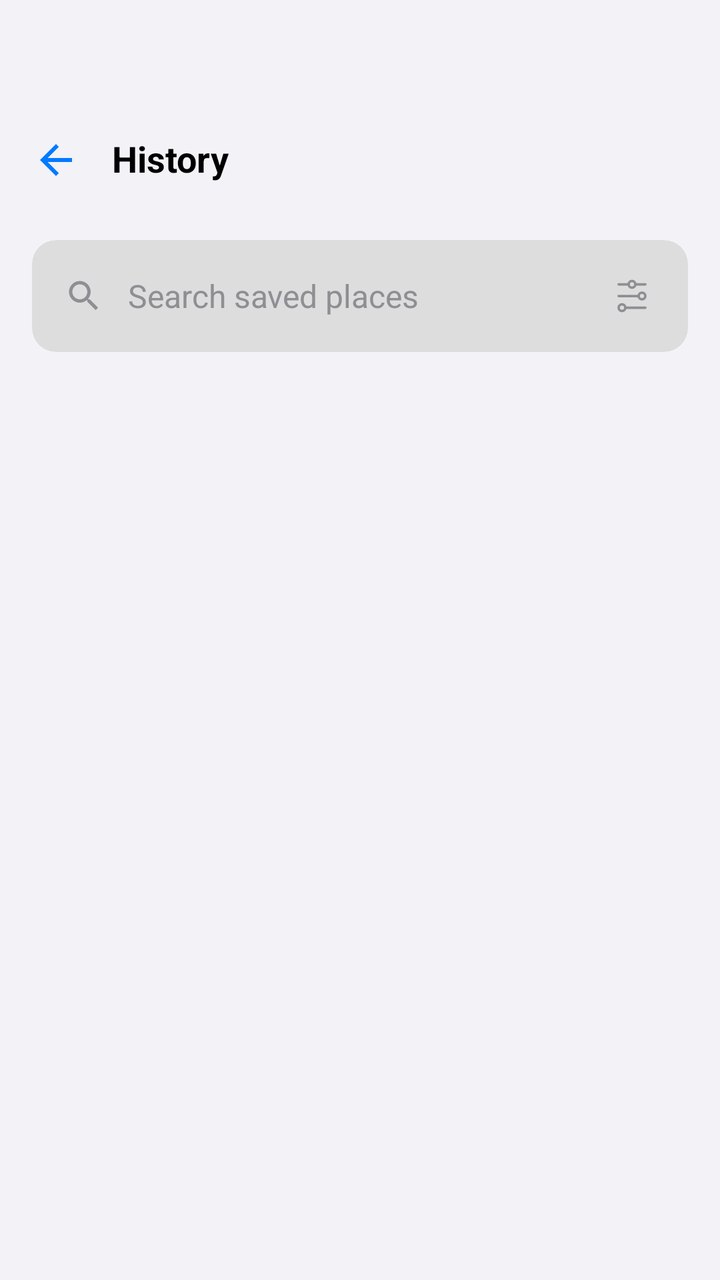
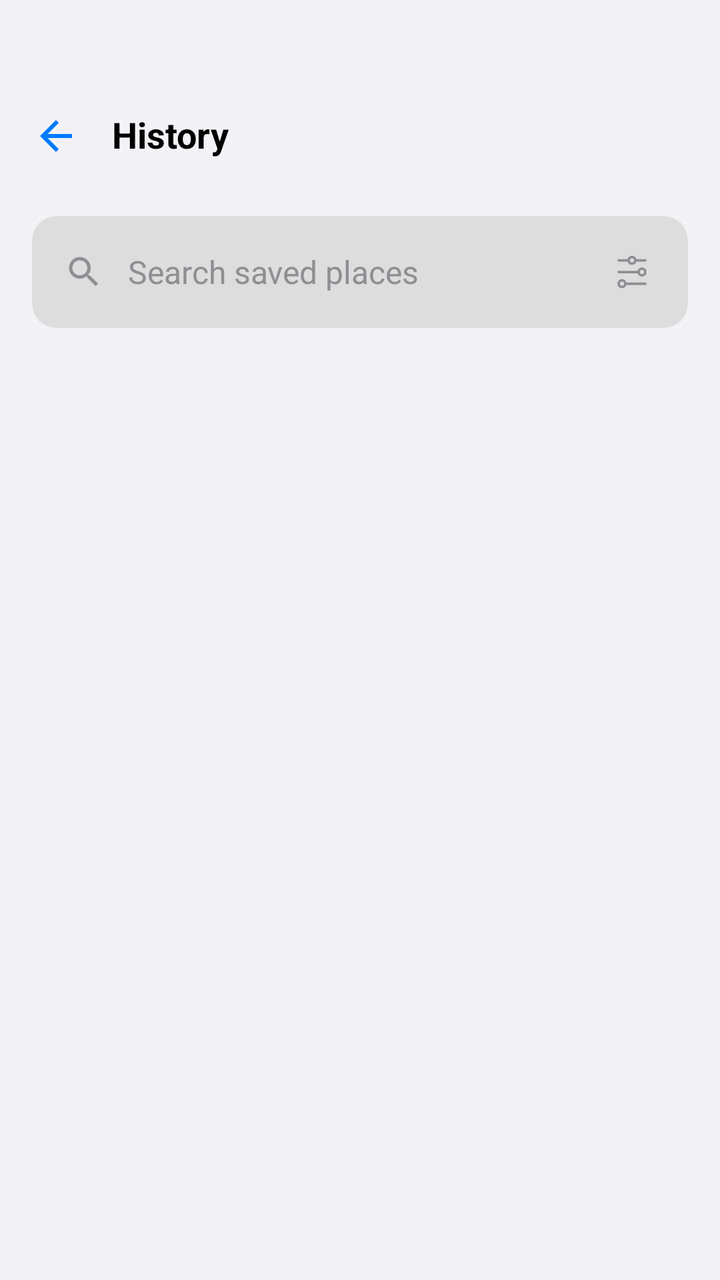

Two renders of the same Android screen: before a commit and after it. Below are the layout's source before the change and the commit's diff.
<!-- AndroidManifest.xml: application theme Theme.WhereIsMyCar -->
<!-- res/layout/fragment_history.xml -->
<?xml version="1.0" encoding="utf-8"?>
<androidx.constraintlayout.widget.ConstraintLayout xmlns:android="http://schemas.android.com/apk/res/android"
    xmlns:app="http://schemas.android.com/apk/res-auto"
    xmlns:tools="http://schemas.android.com/tools"
    android:layout_width="match_parent"
    android:layout_height="match_parent"
    android:background="@color/app_background"
    android:paddingTop="48dp"
    tools:context=".HistoryFragment">

    
    <androidx.constraintlayout.widget.ConstraintLayout
        android:id="@+id/toolbar"
        android:layout_width="match_parent"
        android:layout_height="?attr/actionBarSize"
        android:elevation="12dp"
        android:paddingHorizontal="16dp"
        app:layout_constraintTop_toTopOf="parent">

        <ImageView
            android:id="@+id/btn_back"
            android:layout_width="24dp"
            android:layout_height="24dp"
            android:contentDescription="@string/back"
            android:src="@drawable/ic_back"
            app:layout_constraintBottom_toBottomOf="parent"
            app:layout_constraintStart_toStartOf="parent"
            app:layout_constraintTop_toTopOf="parent"
            app:tint="@color/primary_blue" />

        <TextView
            android:layout_width="wrap_content"
            android:layout_height="wrap_content"
            android:layout_marginStart="16dp"
            android:includeFontPadding="false"
            android:text="@string/history"
            android:textColor="@color/text_primary"
            android:textSize="18sp"
            android:textStyle="bold"
            app:layout_constraintBottom_toBottomOf="parent"
            app:layout_constraintStart_toEndOf="@+id/btn_back"
            app:layout_constraintTop_toTopOf="parent" />
    </androidx.constraintlayout.widget.ConstraintLayout>

    <androidx.cardview.widget.CardView
        android:id="@+id/search_container"
        android:layout_width="match_parent"
        android:layout_height="56dp"
        android:layout_marginHorizontal="16dp"
        android:layout_marginTop="8dp"
        app:cardBackgroundColor="@color/bg_gray"
        app:cardCornerRadius="12dp"
        app:cardElevation="0dp"
        app:layout_constraintTop_toBottomOf="@id/toolbar">

        <LinearLayout
            android:layout_width="match_parent"
            android:layout_height="match_parent"
            android:gravity="center_vertical"
            android:orientation="horizontal"
            android:paddingStart="16dp"
            android:paddingEnd="4dp">

            <ImageView
                android:layout_width="20dp"
                android:layout_height="20dp"
                android:contentDescription="@string/search"
                android:src="@drawable/ic_search"
                app:tint="@color/text_secondary" />

            <EditText
                android:id="@+id/edit_text_search"
                android:layout_width="0dp"
                android:layout_height="match_parent"
                android:layout_marginStart="12dp"
                android:layout_weight="1"
                android:background="@null"
                android:hint="@string/search_saved_places"
                android:importantForAutofill="no"
                android:inputType="text"
                android:textColor="@color/text_primary"
                android:textColorHint="@color/text_secondary"
                android:textSize="16sp" />

            <ImageView
                android:id="@+id/btn_filters"
                android:layout_width="48dp"
                android:layout_height="48dp"
                android:background="?attr/selectableItemBackground"
                android:contentDescription="@string/filters"
                android:padding="14dp"
                android:scaleType="centerInside"
                android:src="@drawable/filters"
                app:tint="@color/text_secondary" />
        </LinearLayout>
    </androidx.cardview.widget.CardView>

    <HorizontalScrollView
        android:id="@+id/active_filters_scroll"
        android:layout_width="match_parent"
        android:layout_height="wrap_content"
        android:layout_marginTop="16dp"
        android:clipToPadding="false"
        android:paddingHorizontal="16dp"
        android:scrollbars="none"
        android:visibility="gone"
        app:layout_constraintTop_toBottomOf="@id/search_container">

        <com.google.android.material.chip.ChipGroup
            android:id="@+id/active_filters_group"
            android:layout_width="wrap_content"
            android:layout_height="wrap_content"
            app:chipSpacingHorizontal="8dp"
            app:singleLine="true">
            
        </com.google.android.material.chip.ChipGroup>
    </HorizontalScrollView>

    <LinearLayout
        android:id="@+id/filters_wrapper"
        android:layout_width="match_parent"
        android:layout_height="wrap_content"
        android:orientation="vertical"
        android:visibility="gone"
        app:layout_constraintTop_toBottomOf="@id/active_filters_scroll">

        <HorizontalScrollView
            android:id="@+id/date_filters_scroll"
            android:layout_width="match_parent"
            android:layout_height="wrap_content"
            android:layout_marginTop="8dp"
            android:clipToPadding="false"
            android:paddingHorizontal="16dp"
            android:scrollbars="none">

            <LinearLayout
                android:id="@+id/date_filters_container"
                android:layout_width="wrap_content"
                android:layout_height="wrap_content"
                android:orientation="horizontal">
                
            </LinearLayout>
        </HorizontalScrollView>

        <HorizontalScrollView
            android:id="@+id/categories_scroll"
            android:layout_width="match_parent"
            android:layout_height="wrap_content"
            android:layout_marginTop="0dp"
            android:clipToPadding="false"
            android:paddingHorizontal="16dp"
            android:scrollbars="none">

            <LinearLayout
                android:id="@+id/categories_container"
                android:layout_width="wrap_content"
                android:layout_height="wrap_content"
                android:orientation="horizontal">
                
            </LinearLayout>
        </HorizontalScrollView>
    </LinearLayout>

    <androidx.recyclerview.widget.RecyclerView
        android:id="@+id/recycler_view_locations"
        android:layout_width="match_parent"
        android:layout_height="0dp"
        android:layout_marginTop="16dp"
        android:paddingHorizontal="16dp"
        app:layout_constraintBottom_toBottomOf="parent"
        app:layout_constraintTop_toBottomOf="@id/filters_wrapper"
        tools:listitem="@layout/item_location" />

</androidx.constraintlayout.widget.ConstraintLayout>
<!-- res/layout/item_location.xml (included above) -->
<?xml version="1.0" encoding="utf-8"?>
<com.google.android.material.card.MaterialCardView xmlns:android="http://schemas.android.com/apk/res/android"
    xmlns:app="http://schemas.android.com/apk/res-auto"
    android:layout_width="match_parent"
    android:layout_height="wrap_content"
    android:layout_marginBottom="12dp"
    app:cardBackgroundColor="@color/bg_gray"
    app:cardCornerRadius="24dp"
    app:cardElevation="0dp"
    app:strokeColor="@color/border_gray"
    app:strokeWidth="1dp">

    <androidx.constraintlayout.widget.ConstraintLayout
        android:layout_width="match_parent"
        android:layout_height="wrap_content"
        android:padding="12dp">

        <com.google.android.material.card.MaterialCardView
            android:id="@+id/map_container"
            android:layout_width="80dp"
            android:layout_height="80dp"
            app:cardCornerRadius="12dp"
            app:cardElevation="0dp"
            app:layout_constraintBottom_toBottomOf="parent"
            app:layout_constraintStart_toStartOf="parent"
            app:layout_constraintTop_toTopOf="parent">

            <org.osmdroid.views.MapView
                android:id="@+id/map_view"
                android:layout_width="match_parent"
                android:layout_height="match_parent" />

            <ImageView
                android:layout_width="24dp"
                android:layout_height="24dp"
                android:layout_gravity="center"
                android:contentDescription="@string/my_location"
                android:src="@drawable/ic_location"
                app:tint="@color/primary_blue" />
        </com.google.android.material.card.MaterialCardView>

        <TextView
            android:id="@+id/text_view_category"
            android:layout_width="wrap_content"
            android:layout_height="wrap_content"
            android:layout_marginStart="16dp"
            android:background="@drawable/bg_category_tag"
            android:paddingHorizontal="8dp"
            android:paddingVertical="2dp"
            android:text="@string/category"
            android:textColor="@color/primary_blue"
            android:textSize="11sp"
            android:textStyle="bold"
            app:layout_constraintStart_toEndOf="@id/map_container"
            app:layout_constraintTop_toTopOf="@id/map_container" />

        <TextView
            android:id="@+id/text_view_time"
            android:layout_width="wrap_content"
            android:layout_height="wrap_content"
            android:layout_marginStart="8dp"
            android:text="@string/date_value"
            android:textColor="@color/text_secondary"
            android:textSize="12sp"
            app:layout_constraintBottom_toBottomOf="@id/text_view_category"
            app:layout_constraintStart_toEndOf="@id/text_view_category"
            app:layout_constraintTop_toTopOf="@id/text_view_category" />

        <TextView
            android:id="@+id/text_view_title"
            android:layout_width="0dp"
            android:layout_height="wrap_content"
            android:layout_marginTop="4dp"
            android:ellipsize="end"
            android:maxLines="1"
            android:text="@string/address_line"
            android:textColor="@color/text_primary"
            android:textSize="18sp"
            android:textStyle="bold"
            app:layout_constraintEnd_toStartOf="@id/button_more"
            app:layout_constraintStart_toStartOf="@id/text_view_category"
            app:layout_constraintTop_toBottomOf="@id/text_view_category" />

        <TextView
            android:id="@+id/text_view_subtitle"
            android:layout_width="0dp"
            android:layout_height="wrap_content"
            android:layout_marginTop="2dp"
            android:ellipsize="end"
            android:maxLines="1"
            android:text="@string/city_country"
            android:textColor="@color/text_secondary"
            android:textSize="14sp"
            app:layout_constraintEnd_toStartOf="@id/button_more"
            app:layout_constraintStart_toStartOf="@id/text_view_category"
            app:layout_constraintTop_toBottomOf="@id/text_view_title" />

        <ImageButton
            android:id="@+id/button_more"
            android:layout_width="48dp"
            android:layout_height="48dp"
            android:background="?attr/selectableItemBackgroundBorderless"
            android:contentDescription="@string/more_options"
            android:src="@drawable/ic_more"
            app:layout_constraintBottom_toBottomOf="parent"
            app:layout_constraintEnd_toEndOf="parent"
            app:layout_constraintTop_toTopOf="parent"
            app:tint="@color/text_secondary" />

    </androidx.constraintlayout.widget.ConstraintLayout>
</com.google.android.material.card.MaterialCardView>
<!-- resources referenced by this layout -->
<resources>
  <color name="app_background">#F2F2F7</color>
  <color name="bg_gray">#DDDDDE</color>
  <color name="border_gray">#D4D6D8</color>
  <color name="primary_blue">#007AFF</color>
  <color name="text_primary">#000000</color>
  <color name="text_secondary">#8E8E93</color>
  <!-- drawable bg_category_tag (drawable) -->
  <?xml version="1.0" encoding="utf-8"?>
  <shape xmlns:android="http://schemas.android.com/apk/res/android">
      <solid android:color="#151C26" />
      <corners android:radius="4dp" />
  </shape>
  <!-- drawable ic_back (drawable) -->
  <vector xmlns:android="http://schemas.android.com/apk/res/android"
      android:width="24dp"
      android:height="24dp"
      android:viewportWidth="24"
      android:viewportHeight="24">
      <path
          android:fillColor="#000000"
          android:pathData="M20,11H7.83l5.59,-5.59L12,4l-8,8l8,8l1.41,-1.41L7.83,13H20V11Z" />
  </vector>
  <string name="address_line">Address Line 0</string>
  <string name="back">Back</string>
  <string name="category">Category</string>
  <string name="city_country">City\nCountry</string>
  <string name="date_value">24 May 2023</string>
  <string name="filters">Filters</string>
  <string name="history">History</string>
  <string name="more_options">More Options</string>
  <string name="my_location">My Location</string>
  <string name="search">Search</string>
  <string name="search_saved_places">Search saved places</string>
  <style name="Theme.WhereIsMyCar" parent="Base.Theme.WhereIsMyCar" />
  <style name="Widget.App.Switch" parent="Widget.Material3.CompoundButton.MaterialSwitch">
          <item name="materialThemeOverlay">@style/ThemeOverlay.App.Switch</item>
          <item name="android:scaleX">0.8</item>
          <item name="android:scaleY">0.8</item>
          <item name="thumbIcon">@drawable/ic_check</item>
      </style>
  <style name="PreferenceThemeOverlay" parent="PreferenceThemeOverlay.v14.Material">
          <item name="preferenceCategoryStyle">@style/PreferenceCategoryStyle</item>
      </style>
  <!-- drawable bg_popup_menu (drawable) -->
  <?xml version="1.0" encoding="utf-8"?>
  <shape xmlns:android="http://schemas.android.com/apk/res/android">
      
      <solid android:color="@color/bg_gray" />
      
      <corners android:radius="12dp" />
      <stroke
          android:width="1dp"
          android:color="@color/border_gray" />
  </shape>
  <style name="ThemeOverlay.App.Switch" parent="">
          <item name="colorPrimary">@color/primary_blue</item>
          <item name="colorOnPrimary">@color/white</item>
          <item name="colorSurfaceVariant">@color/primary_gray</item>
          <item name="colorSurfaceContainerHighest">@color/primary_gray_full</item>
          <item name="colorOnPrimaryContainer">@color/primary_blue</item>
      </style>
  <!-- drawable ic_check (drawable) -->
  <?xml version="1.0" encoding="utf-8"?>
  <vector xmlns:android="http://schemas.android.com/apk/res/android"
      android:width="24dp"
      android:height="24dp"
      android:viewportWidth="24"
      android:viewportHeight="24">
      <path
          android:fillColor="#FFFFFF"
          android:pathData="M9,16.17L4.83,12l-1.42,1.41L9,19 21,7l-1.41-1.41z"/>
  </vector>
  <style name="PreferenceCategoryStyle" parent="Preference.Category.Material">
          <item name="android:layout">@layout/custom_preference_category</item>
          <item name="allowDividerAbove">false</item>
          <item name="allowDividerBelow">false</item>
          <item name="iconSpaceReserved">false</item>
      </style>
  <color name="white">#FFFFFFFF</color>
  <color name="primary_gray">#E5E5EA</color>
  <color name="primary_gray_full">#C7C7CC</color>
  <!-- unchanged entries left out for length: 6 -->
</resources>

<!-- the commit's change to res/layout/fragment_history.xml (unified diff, before → after) -->
@@ -5,7 +5,7 @@
     android:layout_width="match_parent"
     android:layout_height="match_parent"
     android:background="@color/app_background"
-    android:paddingTop="48dp"
+    android:paddingTop="@dimen/layout_padding_top"
     tools:context=".HistoryFragment">
 
     
@@ -233,19 +233,19 @@
             android:id="@+id/text_view_time"
             android:layout_width="wrap_content"
             android:layout_height="wrap_content"
-            android:layout_marginStart="8dp"
+            android:layout_marginEnd="16dp"
             android:text="@string/date_value"
             android:textColor="@color/text_secondary"
             android:textSize="12sp"
-            app:layout_constraintBottom_toBottomOf="@id/text_view_category"
-            app:layout_constraintStart_toEndOf="@id/text_view_category"
-            app:layout_constraintTop_toTopOf="@id/text_view_category" />
+            app:layout_constraintEnd_toEndOf="parent"
+            app:layout_constraintTop_toTopOf="@id/map_container" />
 
         <TextView
             android:id="@+id/text_view_title"
             android:layout_width="0dp"
             android:layout_height="wrap_content"
             android:layout_marginTop="4dp"
+            android:layout_marginStart="16dp"
             android:ellipsize="end"
             android:maxLines="1"
             android:text="@string/address_line"
@@ -253,21 +253,22 @@
             android:textSize="18sp"
             android:textStyle="bold"
             app:layout_constraintEnd_toStartOf="@id/button_more"
-            app:layout_constraintStart_toStartOf="@id/text_view_category"
-            app:layout_constraintTop_toBottomOf="@id/text_view_category" />
+            app:layout_constraintStart_toEndOf="@id/map_container"
+            app:layout_constraintTop_toBottomOf="@id/text_view_time" />
 
         <TextView
             android:id="@+id/text_view_subtitle"
             android:layout_width="0dp"
             android:layout_height="wrap_content"
             android:layout_marginTop="2dp"
+            android:layout_marginStart="16dp"
             android:ellipsize="end"
             android:maxLines="1"
             android:text="@string/city_country"
             android:textColor="@color/text_secondary"
             android:textSize="14sp"
             app:layout_constraintEnd_toStartOf="@id/button_more"
-            app:layout_constraintStart_toStartOf="@id/text_view_category"
+            app:layout_constraintStart_toEndOf="@id/map_container"
             app:layout_constraintTop_toBottomOf="@id/text_view_title" />
 
         <ImageButton
<!-- resource entries referenced after the edit -->
@@ -6,6 +6,7 @@
   <color name="primary_blue">#007AFF</color>
   <color name="text_primary">#000000</color>
   <color name="text_secondary">#8E8E93</color>
+  <dimen name="layout_padding_top">36dp</dimen>
   <!-- drawable bg_category_tag (drawable) -->
   <?xml version="1.0" encoding="utf-8"?>
   <shape xmlns:android="http://schemas.android.com/apk/res/android">
